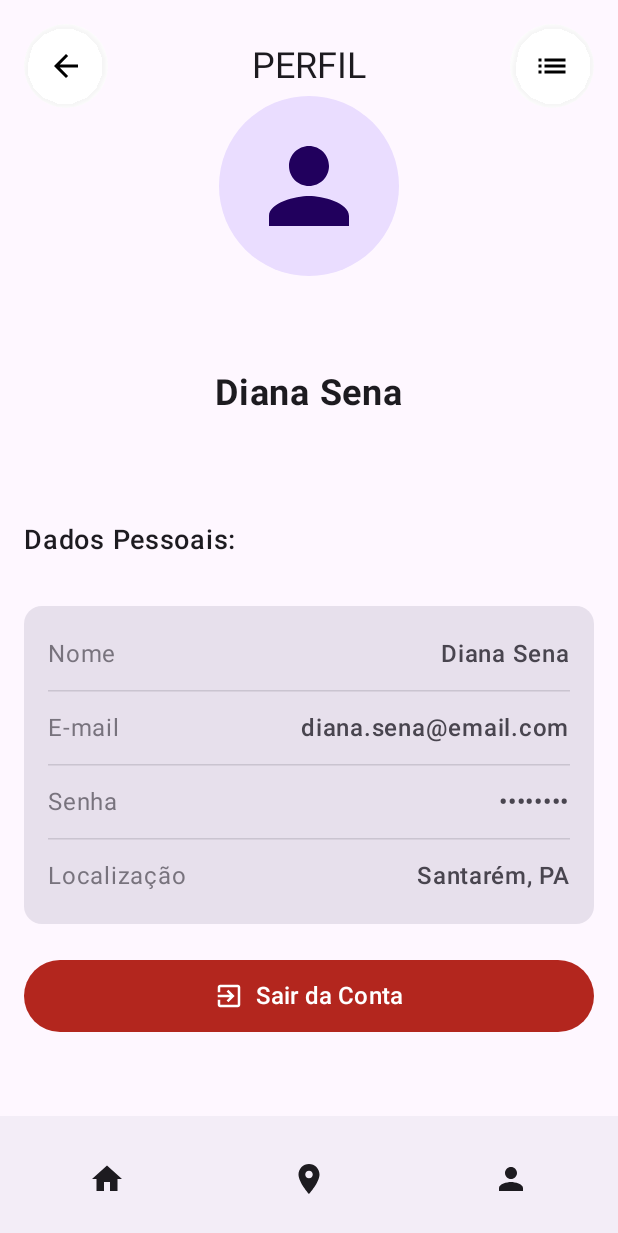
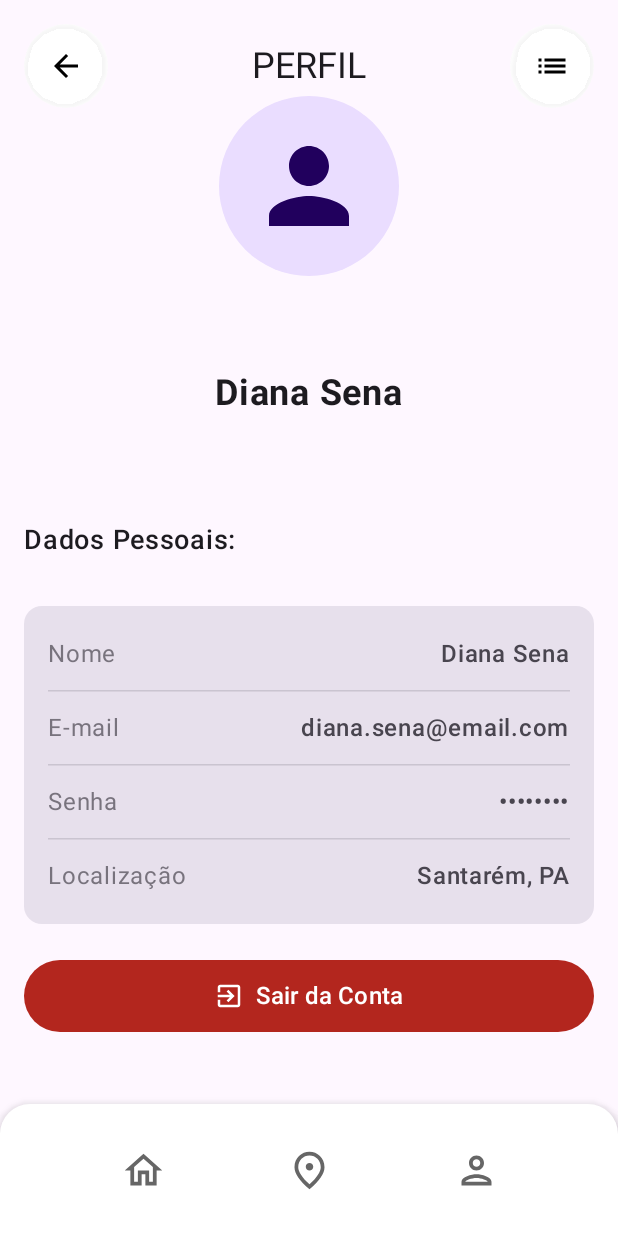
Before and after one commit to GDianaS/AND_App, an Android app built with Jetpack Compose: the ProfileScreen screen opened through its navigation route, on a phone screen of 412 x 824 dp. Shown: the top 1233 px of the screen. Run offline under Robolectric (Android 15) with nearby library versions, the phone set to English and light mode, and no system bars; our stand-ins replace Compose Multiplatform resources; 1 statement that could not run was skipped.

Commit message:
style: updated bottom bar navigation

```diff
--- a/composeApp/src/commonMain/kotlin/com/study/andancas/features/home/HomeScreen.kt
+++ b/composeApp/src/commonMain/kotlin/com/study/andancas/features/home/HomeScreen.kt
@@ -61,6 +61,7 @@ fun HomeScreen(
     modifier: Modifier = Modifier,
     onBackPressed: () -> Unit,
     navigateToRouteScreen: () -> Unit,
+    navigateToMapScreen: () -> Unit,
     navController: NavHostController
 ){
 
@@ -118,7 +119,7 @@ fun HomeScreen(
                     CardOptions(
                         title = "Mapa",
                         imageResource = Res.drawable.map,
-                        onClick = { /*TODO*/}
+                        onClick = navigateToMapScreen
                     )
                 }
 
--- a/composeApp/src/commonMain/kotlin/com/study/andancas/navigation/main/HomeNavHost.kt
+++ b/composeApp/src/commonMain/kotlin/com/study/andancas/navigation/main/HomeNavHost.kt
@@ -54,6 +54,9 @@ fun HomeNavHost(
                 navigateToRouteScreen = {
                     navHostController.navigate(HomeRoutes.Routes)
                 },
+                navigateToMapScreen = {
+                    navHostController.navigate(HomeRoutes.Map)
+                },
                 navController = navHostController
             )
         }
--- a/composeApp/src/commonMain/kotlin/com/study/andancas/ui/BottomBar.kt
+++ b/composeApp/src/commonMain/kotlin/com/study/andancas/ui/BottomBar.kt
@@ -1,64 +1,183 @@
 package com.study.andancas.ui
 
+import androidx.compose.animation.animateColorAsState
+import androidx.compose.animation.core.animateFloatAsState
+import androidx.compose.animation.core.tween
+import androidx.compose.foundation.background
 import androidx.compose.foundation.layout.Arrangement
+import androidx.compose.foundation.layout.Box
+import androidx.compose.foundation.layout.Column
 import androidx.compose.foundation.layout.Row
 import androidx.compose.foundation.layout.fillMaxWidth
+import androidx.compose.foundation.layout.padding
+import androidx.compose.foundation.layout.size
+import androidx.compose.foundation.shape.CircleShape
+import androidx.compose.foundation.shape.RoundedCornerShape
 import androidx.compose.material.icons.Icons
-import androidx.compose.material.icons.filled.AccountCircle
-import androidx.compose.material.icons.filled.Check
-import androidx.compose.material.icons.filled.Done
-import androidx.compose.material.icons.filled.Edit
-import androidx.compose.material.icons.filled.Email
 import androidx.compose.material.icons.filled.Home
 import androidx.compose.material.icons.filled.Person
 import androidx.compose.material.icons.filled.Place
-import androidx.compose.material3.BottomAppBar
+import androidx.compose.material.icons.outlined.Home
+import androidx.compose.material.icons.outlined.Person
+import androidx.compose.material.icons.outlined.Place
+import androidx.compose.material3.ExperimentalMaterial3Api
 import androidx.compose.material3.Icon
 import androidx.compose.material3.IconButton
+import androidx.compose.material3.Surface
+import androidx.compose.material3.Text
 import androidx.compose.runtime.Composable
+import androidx.compose.runtime.getValue
 import androidx.compose.ui.Alignment
 import androidx.compose.ui.Modifier
+import androidx.compose.ui.draw.clip
+import androidx.compose.ui.draw.scale
+import androidx.compose.ui.draw.shadow
+import androidx.compose.ui.graphics.Color
+import androidx.compose.ui.graphics.vector.ImageVector
+import androidx.compose.ui.unit.dp
+import androidx.compose.ui.unit.sp
 import androidx.navigation.NavHostController
+import androidx.navigation.compose.currentBackStackEntryAsState
 import com.study.andancas.navigation.routes.HomeRoutes
 
+
+data class BottomNavItem(
+    val route: String,
+    val selectedIcon: ImageVector,
+    val unselectedIcon: ImageVector,
+    val label: String
+)
+
+@OptIn(ExperimentalMaterial3Api::class)
 @Composable
 fun BottomBar(
     modifier: Modifier = Modifier,
     navController: NavHostController
 ){
-    BottomAppBar(
-        actions = {
-            Row(
-                modifier = Modifier.fillMaxWidth(),
-                horizontalArrangement = Arrangement.SpaceAround, // Distribui igualmente com espaço nas bordas
+    val items = listOf(
+        BottomNavItem(
+            route = "home",
+            selectedIcon = Icons.Filled.Home,
+            unselectedIcon = Icons.Outlined.Home,
+            label = "Home"
+        ),
+        BottomNavItem(
+            route = "map",
+            selectedIcon = Icons.Filled.Place,
+            unselectedIcon = Icons.Outlined.Place,
+            label = "Mapa"
+        ),
+        BottomNavItem(
+            route = "profile",
+            selectedIcon = Icons.Filled.Person,
+            unselectedIcon = Icons.Outlined.Person,
+            label = "Perfil"
+        )
+    )
+
+    //Tela e rota atual com base na pilha de navegação
+    val navBackStackEntry by navController.currentBackStackEntryAsState()
+    val currentRoute = navBackStackEntry?.destination?.route
+
+    Surface(
+        modifier = modifier
+            .fillMaxWidth()
+            .shadow(
+                elevation = 12.dp,  // Aumenta a sombra
+                shape = RoundedCornerShape(topStart = 20.dp, topEnd = 20.dp),
+                clip = false
+            ),
+        color = Color.White,
+        shadowElevation = 8.dp,
+        shape = RoundedCornerShape(topStart = 20.dp, topEnd = 20.dp)
+    ) {
+        Row(modifier = Modifier
+            .fillMaxWidth()
+            .padding(horizontal = 16.dp, vertical = 12.dp),
+            horizontalArrangement = Arrangement.SpaceEvenly,
             verticalAlignment = Alignment.CenterVertically
         ) {
-                IconButton(onClick = {
-                    navController.navigate(HomeRoutes.Home)
-                }) {
-                    Icon(Icons.Filled.Home, contentDescription = "Localized description")
+
+            items.forEach { item ->
+                val isSelected = currentRoute == item.route
+
+                BottomNavIcon(
+                    item = item,
+                    isSelected = isSelected,
+                    onClick = {
+                        if(currentRoute != item.route){
+                            when (item.route) {
+                                "home" -> navController.navigate(HomeRoutes.Home)
+                                "map" -> navController.navigate(HomeRoutes.Map)
+                                "profile" -> navController.navigate(HomeRoutes.Profile)
                             }
-                IconButton(onClick = {
-                    navController.navigate(HomeRoutes.Map)
-                }) {
-                    Icon(
-                        Icons.Filled.Place,
-                        contentDescription = "Localized description",
-                    )
                         }
-                IconButton(onClick = {
-                    navController.navigate(HomeRoutes.Profile)
-                }) {
-                    Icon(
-                        Icons.Filled.Person,
-                        contentDescription = "Localized description",
+                    }
                 )
             }
 
         }
+    }
 
 }
 
+@Composable
+private fun BottomNavIcon(
+    item: BottomNavItem,
+    isSelected: Boolean,
+    onClick: () -> Unit
+) {
+    val iconColor by animateColorAsState(
+        targetValue = if (isSelected) Color.White else Color.Black.copy(alpha = 0.6f),
+        animationSpec = tween(durationMillis = 200),
+        label = "iconColor"
     )
 
+    val backgroundColor by animateColorAsState(
+        targetValue = if (isSelected) Color.Black else Color.Transparent,
+        animationSpec = tween(durationMillis = 200),
+        label = "backgroundColor"
+    )
+
+    val scale by animateFloatAsState(
+        targetValue = if (isSelected) 1.1f else 1f,
+        animationSpec = tween(durationMillis = 200),
+        label = "scale"
+    )
+
+    IconButton(
+        onClick = onClick,
+        modifier = Modifier
+            .scale(scale)
+            .size(64.dp)
+    ) {
+        Box(
+            modifier = Modifier
+                .size(56.dp)
+                .clip(CircleShape)
+                .background(backgroundColor),
+            contentAlignment = Alignment.Center
+        ) {
+            Column(
+                horizontalAlignment = Alignment.CenterHorizontally,
+                verticalArrangement = Arrangement.Center
+            ) {
+                Icon(
+                    imageVector = if (isSelected) item.selectedIcon else item.unselectedIcon,
+                    contentDescription = item.label,
+                    tint = iconColor,
+                    modifier = Modifier.size(30.dp)
+                )
+
+                if (isSelected) {
+                    Text(
+                        text = item.label,
+                        color = iconColor,
+                        fontSize = 11.sp,
+                        modifier = Modifier.padding(top = 3.dp)
+                    )
                 }
+            }
+        }
+    }
+}
```
Lines whose indentation alone changed are shown as unchanged.
